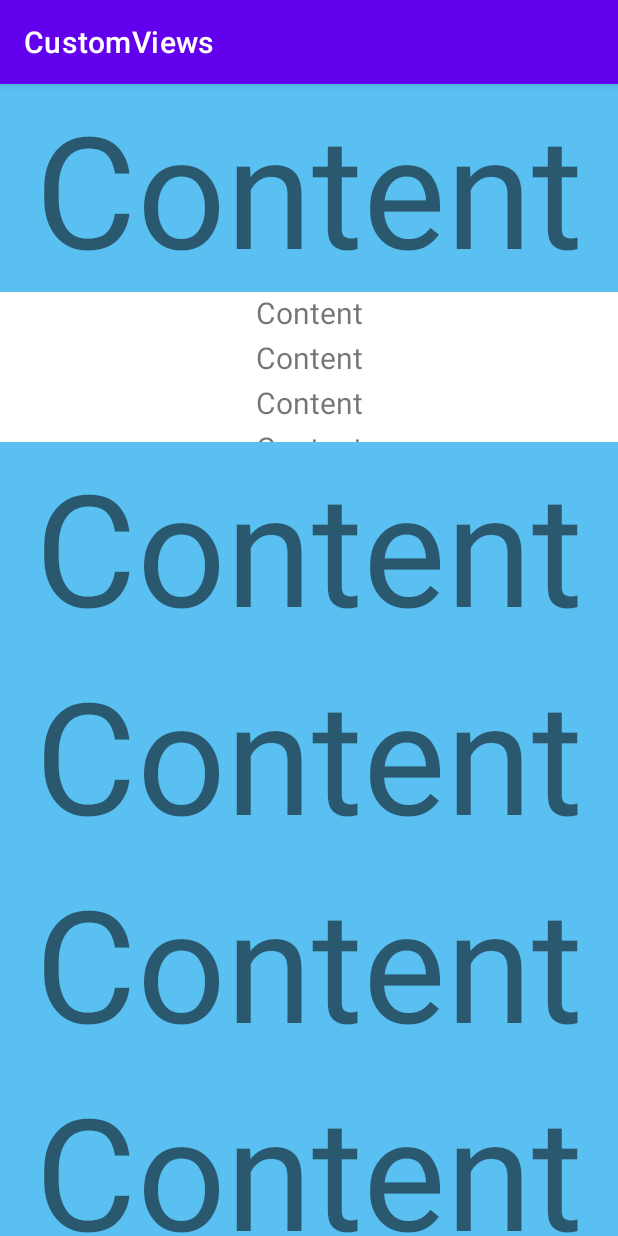
After one commit to YangYang98/CustomViewDemo, an Android app: the TestDispatchTouchActivity2 screen opened directly, with no data from a screen before it, on a phone screen of 412 x 824 dp. The commit adds this screen. Run offline under Robolectric (Android 15) with nearby library versions, the phone set to English and light mode, and no system bars.

Commit message:
MOD：嵌套滑动

```diff
--- a/app/src/main/AndroidManifest.xml
+++ b/app/src/main/AndroidManifest.xml
@@ -13,6 +13,8 @@
         android:supportsRtl="true"
         android:theme="@style/Theme.CustomViewDemo"
         tools:targetApi="31">
+
+        <activity android:name=".ui.activity.test.TestDispatchTouchActivity2" android:exported="false"/>
 
         <activity android:name=".ui.activity.test.TestJsonRecyclerViewActivity" android:exported="false"/>
 
--- /dev/null
+++ b/app/src/main/java/com/yang/customviewdemo/ui/activity/test/TestDispatchTouchActivity2.kt
@@ -0,0 +1,19 @@
+package com.yang.customviewdemo.ui.activity.test
+
+import android.os.Bundle
+import androidx.appcompat.app.AppCompatActivity
+import com.yang.customviewdemo.R
+
+
+/**
+ * Create by Yang Yang on 2023/6/28
+ */
+class TestDispatchTouchActivity2 : AppCompatActivity() {
+
+    override fun onCreate(savedInstanceState: Bundle?) {
+        super.onCreate(savedInstanceState)
+
+        setContentView(R.layout.activity_test_dispatch_touch_2)
+
+    }
+}
--- a/app/src/main/java/com/yang/customviewdemo/ui/coordinatorLayout/CustomerBehaviorActivity.kt
+++ b/app/src/main/java/com/yang/customviewdemo/ui/coordinatorLayout/CustomerBehaviorActivity.kt
@@ -6,6 +6,7 @@ import android.widget.Button
 import androidx.appcompat.app.AppCompatActivity
 import com.yang.customviewdemo.R
 import com.yang.customviewdemo.ui.activity.test.TestDispatchTouchActivity
+import com.yang.customviewdemo.ui.activity.test.TestDispatchTouchActivity2
 
 
 /**
@@ -33,5 +34,9 @@ class CustomerBehaviorActivity : AppCompatActivity() {
         findViewById<Button>(R.id.btn_test_dispatch_touch).setOnClickListener {
             startActivity(Intent(this, TestDispatchTouchActivity::class.java))
         }
+
+        findViewById<Button>(R.id.btn_test_dispatch_touch_2).setOnClickListener {
+            startActivity(Intent(this, TestDispatchTouchActivity2::class.java))
+        }
     }
 }
--- /dev/null
+++ b/app/src/main/java/com/yang/customviewdemo/ui/widget/test/InnerScrollView.kt
@@ -0,0 +1,40 @@
+package com.yang.customviewdemo.ui.widget.test
+
+import android.content.Context
+import android.util.AttributeSet
+import android.util.Log
+import android.view.MotionEvent
+import android.widget.ScrollView
+
+
+/**
+ * Create by Yang Yang on 2023/6/26
+ */
+class InnerScrollView @JvmOverloads constructor(
+    context: Context, attrs: AttributeSet?, defStyleAttr: Int = 0
+) : ScrollView(context, attrs, defStyleAttr) {
+
+    private var isFirstIntercept: Boolean = true
+
+    override fun dispatchTouchEvent(ev: MotionEvent): Boolean {
+        Log.e("YANGYANG", "InnerScrollView,  dispatchTouchEvent:${MotionEvent.actionToString(ev.action)}")
+        return super.dispatchTouchEvent(ev)
+    }
+
+    override fun onInterceptTouchEvent(ev: MotionEvent): Boolean {
+        Log.e("YANGYANG", "InnerScrollView,  onInterceptTouchEvent:${MotionEvent.actionToString(ev.action)}")
+        /*if (ev.action == MotionEvent.ACTION_DOWN) {
+            isFirstIntercept = true
+        }
+
+        val result = super.onInterceptTouchEvent(ev)
+
+        if (result && isFirstIntercept) {
+            isFirstIntercept = false
+            return false
+        }
+
+        return result*/
+        return super.onInterceptTouchEvent(ev)
+    }
+}
--- /dev/null
+++ b/app/src/main/java/com/yang/customviewdemo/ui/widget/test/OuterScrollView.kt
@@ -0,0 +1,61 @@
+package com.yang.customviewdemo.ui.widget.test
+
+import android.content.Context
+import android.util.AttributeSet
+import android.util.Log
+import android.view.MotionEvent
+import android.widget.ScrollView
+import java.lang.reflect.Array.getInt
+import kotlin.math.abs
+
+
+/**
+ * Create by Yang Yang on 2023/6/26
+ */
+class OuterScrollView @JvmOverloads constructor(
+    context: Context, attrs: AttributeSet?, defStyleAttr: Int = 0
+) : ScrollView(context, attrs, defStyleAttr) {
+
+    private var isFirstIntercept: Boolean = true
+
+    private var isNeedRequestDisallowIntercept: Boolean? = null
+
+    override fun dispatchTouchEvent(ev: MotionEvent): Boolean {
+        Log.e("YANGYANG", "OuterScrollView,  dispatchTouchEvent:${MotionEvent.actionToString(ev.action)}")
+        return super.dispatchTouchEvent(ev)
+    }
+
+    override fun onInterceptTouchEvent(ev: MotionEvent): Boolean {
+        Log.e("YANGYANG", "OuterScrollView,  onInterceptTouchEvent:${MotionEvent.actionToString(ev.action)}")
+        /*if (ev.action == MotionEvent.ACTION_DOWN) {
+            isFirstIntercept = true
+        }
+
+        val result = super.onInterceptTouchEvent(ev)
+
+        if (result && isFirstIntercept) {
+            isFirstIntercept = false
+            return false
+        }
+
+        return result*/
+
+        if (ev.actionMasked == MotionEvent.ACTION_DOWN) parent.requestDisallowInterceptTouchEvent(true)
+        if (ev.actionMasked == MotionEvent.ACTION_MOVE) {
+            val offsetY = ev.y.toInt() - getInt("mLastMotionY", 0)
+
+            if (abs(offsetY) > getInt("mTouchSlop", 0)) {
+                if ((offsetY > 0 && isScrollToTop()) || (offsetY < 0 && isScrollToBottom())) {
+                    parent.requestDisallowInterceptTouchEvent(false)
+                }
+            }
+        }
+        return super.onInterceptTouchEvent(ev)
+    }
+
+    private fun isScrollToTop() = scrollY == 0
+
+    private fun isScrollToBottom(): Boolean {
+        return scrollY + height - paddingTop - paddingBottom == getChildAt(0).height
+    }
+}
--- a/app/src/main/res/layout/activity_customer_behavior_layout.xml
+++ b/app/src/main/res/layout/activity_customer_behavior_layout.xml
@@ -37,4 +37,11 @@
         android:textAllCaps="false"
         android:text="Test Dispatch Touch" />
 
+    <Button
+        android:id="@+id/btn_test_dispatch_touch_2"
+        android:layout_width="wrap_content"
+        android:layout_height="wrap_content"
+        android:textAllCaps="false"
+        android:text="Test Dispatch Touch2" />
+
 </LinearLayout>
--- a/app/src/main/res/layout/activity_main.xml
+++ b/app/src/main/res/layout/activity_main.xml
@@ -54,7 +54,8 @@
         android:id="@+id/btn_test"
         android:layout_width="wrap_content"
         android:layout_height="wrap_content"
-        android:text="CoordinatorLayout + Behavior"
+        android:text="TestJsonRecyclerView"
+        android:textAllCaps="false"
         />
 
 </LinearLayout>
--- /dev/null
+++ b/app/src/main/res/layout/activity_test_dispatch_touch_2.xml
@@ -0,0 +1,136 @@
+<?xml version="1.0" encoding="utf-8"?>
+<com.yang.customviewdemo.ui.widget.test.OuterScrollView xmlns:android="http://schemas.android.com/apk/res/android"
+    android:layout_width="match_parent"
+    android:layout_height="match_parent"
+    >
+
+    <LinearLayout
+        android:layout_width="match_parent"
+        android:layout_height="wrap_content"
+        android:orientation="vertical"
+        android:background="@color/fund_type_yield_line_color"
+        >
+
+        <TextView
+            android:layout_width="match_parent"
+            android:layout_height="wrap_content"
+            android:textSize="104sp"
+            android:gravity="center_horizontal"
+            android:text="Content"
+            />
+
+        <com.yang.customviewdemo.ui.widget.test.InnerScrollView
+            android:layout_width="match_parent"
+            android:layout_height="100dp"
+            >
+
+            <LinearLayout
+                android:layout_width="match_parent"
+                android:layout_height="wrap_content"
+                android:orientation="vertical"
+                android:background="@color/white"
+                >
+
+                <TextView
+                    android:layout_width="match_parent"
+                    android:layout_height="30dp"
+                    android:textSize="20sp"
+                    android:gravity="center_horizontal"
+                    android:text="Content"
+                    />
+                <TextView
+                    android:layout_width="match_parent"
+                    android:layout_height="30dp"
+                    android:textSize="20sp"
+                    android:gravity="center_horizontal"
+                    android:text="Content"
+                    />
+                <TextView
+                    android:layout_width="match_parent"
+                    android:layout_height="30dp"
+                    android:textSize="20sp"
+                    android:gravity="center_horizontal"
+                    android:text="Content"
+                    />
+                <TextView
+                    android:layout_width="match_parent"
+                    android:layout_height="30dp"
+                    android:textSize="20sp"
+                    android:gravity="center_horizontal"
+                    android:text="Content"
+                    />
+                <TextView
+                    android:layout_width="match_parent"
+                    android:layout_height="30dp"
+                    android:textSize="20sp"
+                    android:gravity="center_horizontal"
+                    android:text="Content"
+                    />
+                <TextView
+                    android:layout_width="match_parent"
+                    android:layout_height="30dp"
+                    android:textSize="20sp"
+                    android:gravity="center_horizontal"
+                    android:text="Content"
+                    />
+            </LinearLayout>
+        </com.yang.customviewdemo.ui.widget.test.InnerScrollView>
+
+        <TextView
+            android:layout_width="match_parent"
+            android:layout_height="wrap_content"
+            android:textSize="104sp"
+            android:gravity="center_horizontal"
+            android:text="Content"
+            />
+
+        <TextView
+            android:layout_width="match_parent"
+            android:layout_height="wrap_content"
+            android:textSize="104sp"
+            android:gravity="center_horizontal"
+            android:text="Content"
+            />
+
+        <TextView
+            android:layout_width="match_parent"
+            android:layout_height="wrap_content"
+            android:textSize="104sp"
+            android:gravity="center_horizontal"
+            android:text="Content"
+            />
+
+        <TextView
+            android:layout_width="match_parent"
+            android:layout_height="wrap_content"
+            android:textSize="104sp"
+            android:gravity="center_horizontal"
+            android:text="Content"
+            />
+
+        <TextView
+            android:layout_width="match_parent"
+            android:layout_height="wrap_content"
+            android:textSize="104sp"
+            android:gravity="center_horizontal"
+            android:text="Content"
+            />
+
+        <TextView
+            android:layout_width="match_parent"
+            android:layout_height="wrap_content"
+            android:textSize="104sp"
+            android:gravity="center_horizontal"
+            android:text="Content"
+            />
+
+        <TextView
+            android:layout_width="match_parent"
+            android:layout_height="wrap_content"
+            android:textSize="104sp"
+            android:gravity="center_horizontal"
+            android:text="Content"
+            />
+    </LinearLayout>
+
+</com.yang.customviewdemo.ui.widget.test.OuterScrollView>
```
